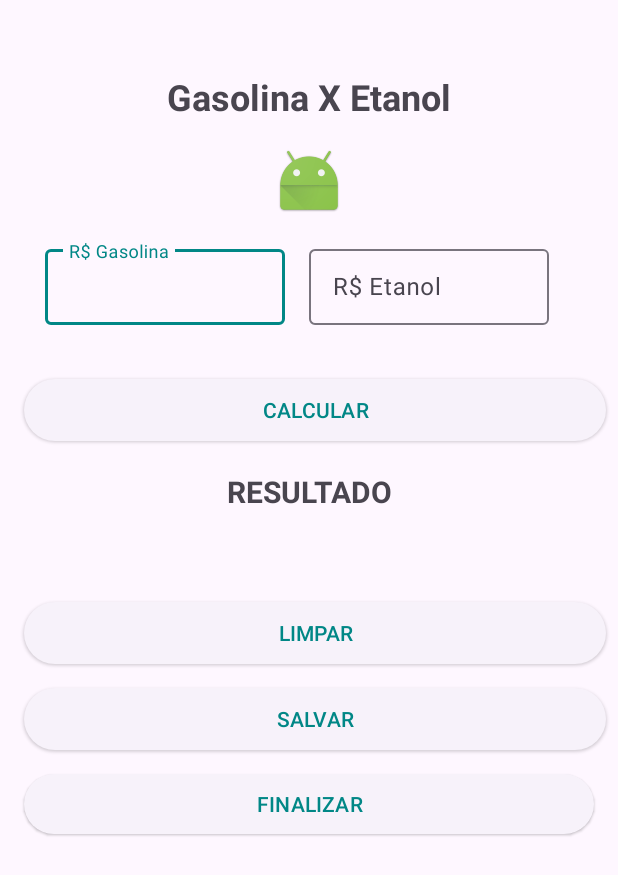
After one commit to paulohorizonti/CursoAndroid2023, an Android app: the layout activity_gaseta.xml on its own in the app's theme, with its tools: preview values and no code run, on a phone screen of 412 x 824 dp. The commit adds this screen. Shown: the top 875 px of the screen. Run offline under Robolectric (Android 15) with nearby library versions, the light colour scheme and no system bars.

Commit message:
ate aula 53

```diff
--- a/AppGasEta/app/src/main/AndroidManifest.xml
+++ b/AppGasEta/app/src/main/AndroidManifest.xml
@@ -15,6 +15,9 @@
             android:name=".view.MainActivity"
             android:exported="false" />
         <activity
+            android:name=".view.GasEtaActivity"
+            android:exported="false" />
+        <activity
             android:name=".view.SplashActivity"
             android:exported="true">
             <intent-filter>
--- /dev/null
+++ b/AppGasEta/app/src/main/java/br/com/devandroid/paulo/appgaseta/view/GasEtaActivity.java
@@ -0,0 +1,16 @@
+package br.com.devandroid.paulo.appgaseta.view;
+
+import android.os.Bundle;
+
+import androidx.annotation.Nullable;
+import androidx.appcompat.app.AppCompatActivity;
+
+import br.com.devandroid.paulo.appgaseta.R;
+
+public class GasEtaActivity extends AppCompatActivity {
+    @Override
+    protected void onCreate(@Nullable Bundle savedInstanceState) {
+        super.onCreate(savedInstanceState);
+        setContentView(R.layout.activity_gaseta);
+    }
+}
--- a/AppGasEta/app/src/main/java/br/com/devandroid/paulo/appgaseta/view/SplashActivity.java
+++ b/AppGasEta/app/src/main/java/br/com/devandroid/paulo/appgaseta/view/SplashActivity.java
@@ -23,7 +23,7 @@ public class SplashActivity extends AppCompatActivity {
         new Handler().postDelayed(new Runnable() {
             @Override
             public void run() {
-                Intent telaPrincipal = new Intent(SplashActivity.this, MainActivity.class);
+                Intent telaPrincipal = new Intent(SplashActivity.this, GasEtaActivity.class);
                 startActivity(telaPrincipal);
                 finish();
             }
--- a/AppGasEta/app/src/main/res/drawable/botao_customizado.xml
+++ b/AppGasEta/app/src/main/res/drawable/botao_customizado.xml
@@ -1,7 +1,7 @@
 <?xml version="1.0" encoding="utf-8"?>
 <shape xmlns:android="http://schemas.android.com/apk/res/android" android:shape="rectangle">
 
-    <corners android:radius="25dp" />
+    <corners android:radius="15dp" />
 
     <solid android:color="@color/teal_700"/>
 
--- /dev/null
+++ b/AppGasEta/app/src/main/res/layout/activity_gaseta.xml
@@ -0,0 +1,157 @@
+<?xml version="1.0" encoding="utf-8"?>
+<androidx.appcompat.widget.LinearLayoutCompat xmlns:android="http://schemas.android.com/apk/res/android"
+    xmlns:app="http://schemas.android.com/apk/res-auto"
+    xmlns:tools="http://schemas.android.com/tools"
+    android:layout_width="match_parent"
+    android:layout_height="match_parent"
+    tools:context=".view.MainActivity"
+    android:orientation="vertical">
+
+    <ScrollView
+        android:layout_width="match_parent"
+        android:layout_height="wrap_content">
+
+        <LinearLayout
+            android:layout_width="match_parent"
+            android:layout_height="wrap_content"
+            android:orientation="vertical">
+
+
+            <TextView
+                android:id="@+id/txtTitulo"
+                android:layout_width="match_parent"
+                android:layout_height="wrap_content"
+                android:gravity="center_horizontal"
+                android:layout_marginStart="16dp"
+                android:layout_marginEnd="16dp"
+                android:layout_marginTop="48dp"
+                android:text="@string/txt_Titulo"
+                android:textSize="24sp"
+                android:textStyle="bold"
+                />
+
+            <ImageView
+                android:id="@+id/imageView2"
+                android:layout_width="match_parent"
+                android:layout_height="wrap_content"
+                android:layout_marginTop="16dp"
+                app:srcCompat="@android:mipmap/sym_def_app_icon" />
+
+            <androidx.appcompat.widget.LinearLayoutCompat
+                android:layout_width="match_parent"
+                android:layout_height="wrap_content"
+                android:layout_gravity="center_horizontal"
+                android:orientation="horizontal">
+
+
+                <com.google.android.material.textfield.TextInputLayout
+                    android:id="@+id/edtGasolina"
+                    android:layout_width="160dp"
+                    android:layout_height="56dp"
+                    android:layout_marginStart="30dp"
+                    android:layout_marginTop="16dp"
+                    android:layout_marginEnd="16dp">
+
+                    <com.google.android.material.textfield.TextInputEditText
+                        android:id="@+id/edtMudarGasolina"
+                        android:layout_width="160dp"
+                        android:layout_height="wrap_content"
+                        android:hint="R$ Gasolina" />
+
+
+                </com.google.android.material.textfield.TextInputLayout>
+
+                <com.google.android.material.textfield.TextInputLayout
+                    android:id="@+id/edtEtanol"
+                    android:layout_width="160dp"
+                    android:layout_height="56dp"
+
+                    android:layout_marginTop="16dp"
+                    android:layout_marginEnd="16dp"
+
+                    android:visibility="visible">
+
+                    <com.google.android.material.textfield.TextInputEditText
+                        android:id="@+id/edtMudarEtanol"
+                        android:layout_width="160dp"
+                        android:layout_height="wrap_content"
+                        android:hint="R$ Etanol" />
+                </com.google.android.material.textfield.TextInputLayout>
+
+
+            </androidx.appcompat.widget.LinearLayoutCompat>
+
+            <Button
+                android:id="@+id/btnCalcular"
+                style="@style/Widget.Material3.Button.ElevatedButton"
+                android:layout_width="match_parent"
+                android:layout_height="49dp"
+                android:layout_marginStart="16dp"
+                android:layout_marginTop="32dp"
+                android:layout_marginEnd="8dp"
+                android:text="CALCULAR"
+
+                />
+
+            <TextView
+                android:id="@+id/txtResultado"
+                android:layout_width="match_parent"
+
+               android:textAlignment="center"
+                android:layout_height="wrap_content"
+
+                android:layout_marginTop="16dp"
+                android:layout_marginBottom="48dp"
+                android:text="RESULTADO"
+                android:textSize="20sp"
+                android:textStyle="bold" />
+
+
+
+
+                <Button
+                    android:id="@+id/btnLimpar"
+                    style="@style/Widget.Material3.Button.ElevatedButton"
+                    android:layout_width="match_parent"
+                    android:layout_height="49dp"
+                    android:layout_marginStart="16dp"
+                    android:layout_marginTop="8dp"
+                    android:layout_marginEnd="8dp"
+                    android:text="LIMPAR"
+
+                    />
+
+                <Button
+                    android:id="@+id/btnSalvar"
+                    style="@style/Widget.Material3.Button.ElevatedButton"
+                    android:layout_width="match_parent"
+                    android:layout_height="49dp"
+                    android:layout_marginStart="16dp"
+                    android:layout_marginTop="8dp"
+                    android:layout_marginEnd="8dp"
+                    android:text="SALVAR"
+
+                    tools:ignore="MissingConstraints" />
+
+
+
+
+
+
+
+            <Button
+                android:id="@+id/btnFinalizar"
+                style="@style/Widget.Material3.Button.ElevatedButton"
+                android:layout_width="match_parent"
+                android:layout_height="wrap_content"
+                android:layout_marginStart="16dp"
+                android:layout_marginEnd="16dp"
+                android:layout_marginTop="8dp"
+                android:text="FINALIZAR"
+
+                />
+        </LinearLayout>
+
+    </ScrollView>
+
+</androidx.appcompat.widget.LinearLayoutCompat>
```
